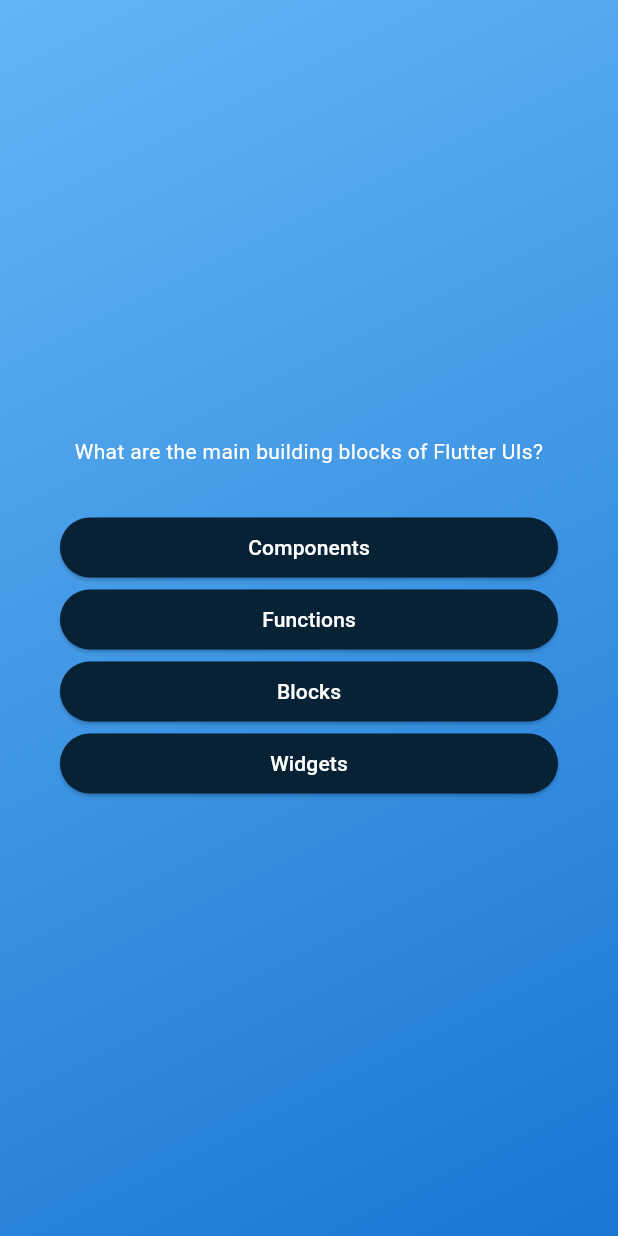
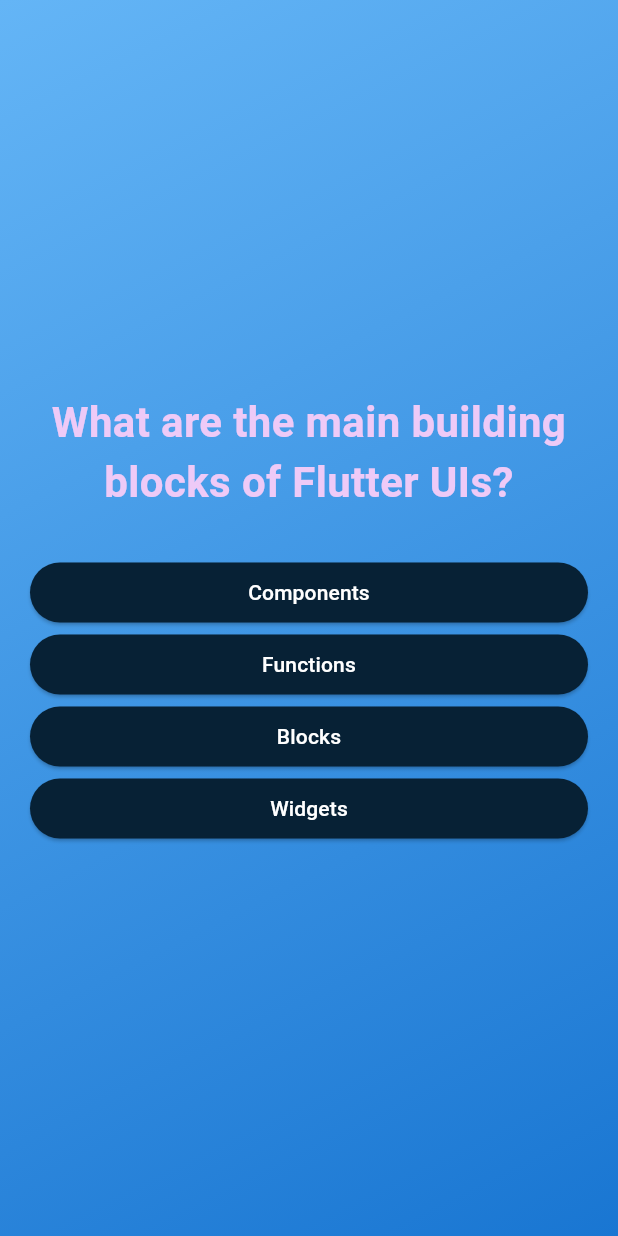
Before and after one commit to ahmedsilinii/quiz_app, a Flutter app: the screen it shows after launch, after a tap on "Start Quiz", on a phone screen of 412 x 824 dp. Run offline on Flutter 3.47's test engine with Material 3 defaults, Android fonts, the phone set to English and light mode, and no system bars.

Commit message:
switch questions

```diff
--- a/lib/answer_button.dart
+++ b/lib/answer_button.dart
@@ -22,7 +22,10 @@ class AnswerButton extends StatelessWidget {
           borderRadius: BorderRadius.circular(40),
         ),
       ),
-      child: Text(answerText),
+      child: Text(
+        answerText,
+        textAlign: TextAlign.center,
+      ),
     );
   }
 }
--- a/lib/main.dart
+++ b/lib/main.dart
@@ -1,7 +1,6 @@
 import 'package:flutter/material.dart';
 import 'package:flutter/widgets.dart';
 import 'package:quiz_app/quiz.dart';
-import 'package:quiz_app/start_screen.dart';
 
 void main() {
   runApp(const Quiz());
--- a/lib/questions_screen.dart
+++ b/lib/questions_screen.dart
@@ -1,23 +1,35 @@
 import 'package:flutter/material.dart';
 import 'package:quiz_app/answer_button.dart';
-import 'package:quiz_app/questions.dart';
+import 'package:quiz_app/data/questions.dart';
 
 class QuestionsScreen extends StatefulWidget {
   const QuestionsScreen({super.key});
 
   @override
-  State<QuestionsScreen> createState() => _QuestionsScreenState();
+  State<QuestionsScreen> createState() {
+    return _QuestionsScreenState();
+  }
 }
 
 class _QuestionsScreenState extends State<QuestionsScreen> {
+  var currentQuestionindex = 0;
+
+  void answerQuestion() {
+    setState(
+      () {
+        currentQuestionindex++;
+      },
+    );
+  }
+
   @override
-  Widget build(BuildContext context) {
-    final currentQuestion = questions[0];
+  Widget build(Object context) {
+    final currentQuestion = questions[currentQuestionindex];
 
     return SizedBox(
       width: double.infinity,
       child: Container(
-        margin: const EdgeInsets.all(40),
+        margin: const EdgeInsets.all(20),
         child: Column(
           mainAxisAlignment: MainAxisAlignment.center,
           crossAxisAlignment: CrossAxisAlignment.stretch,
@@ -25,17 +37,21 @@ class _QuestionsScreenState extends State<QuestionsScreen> {
             Text(
               currentQuestion.question,
               style: const TextStyle(
-                color: Colors.white,
+                color: Color.fromARGB(255, 238, 202, 247),
+                fontSize: 28,
+                fontWeight: FontWeight.bold,
               ),
               textAlign: TextAlign.center,
             ),
             const SizedBox(height: 30),
             ...currentQuestion.getShuffledAnswers().map(
-                  (answer) => AnswerButton(
-                    answerText: answer,
-                    onTap: () {},
-                  ),
-                ),
+              (answer) {
+                return AnswerButton(
+                  answerText: answer,
+                  onTap: answerQuestion,
+                );
+              },
+            ),
           ],
         ),
       ),
```
Also changed, not shown: lib/data/questions.dart (renamed from lib/questions.dart).
